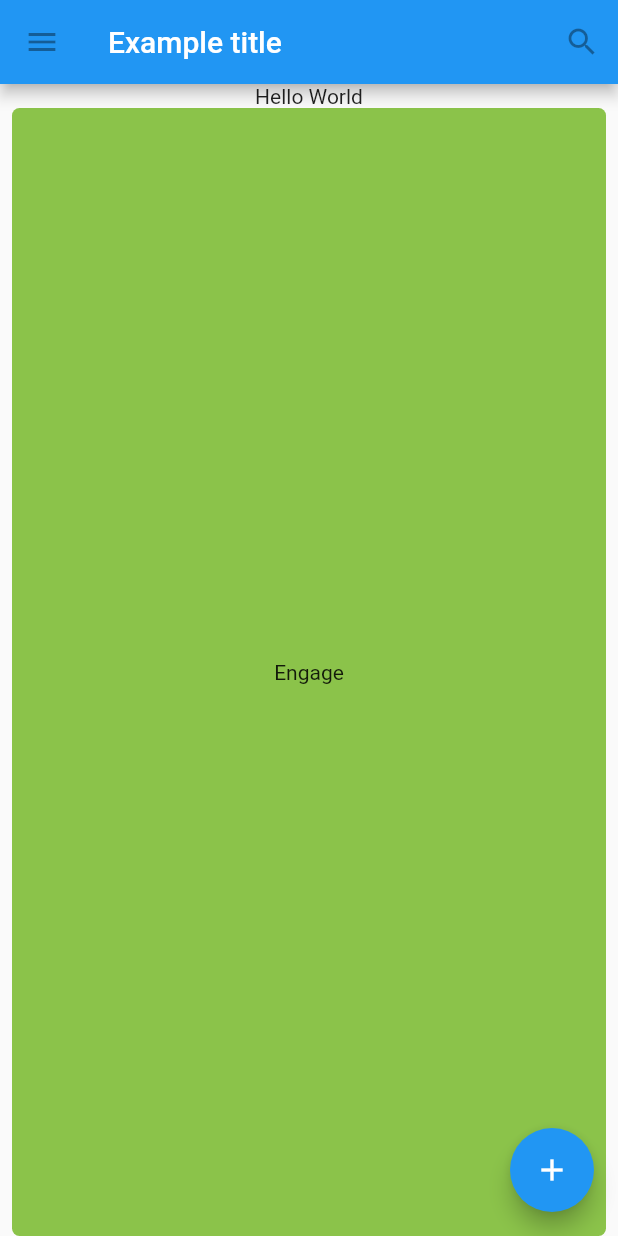
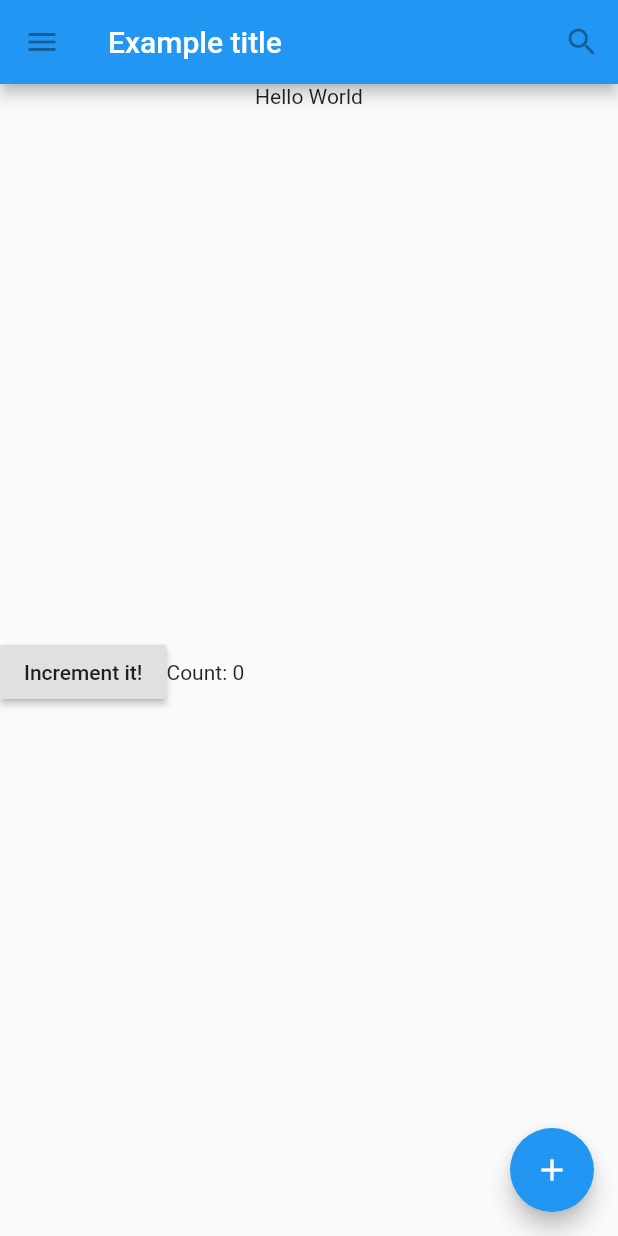
Before and after one commit to floreaadrian/Flutter-Projects, a Flutter app: the screen it shows after launch, on a phone screen of 412 x 824 dp. Run offline on Flutter 3.47's test engine with Material 2 defaults, Android fonts, the phone set to English and light mode, and no system bars.

Commit message:
added increment in the 2 methods

```diff
--- a/hello_world/lib/main.dart
+++ b/hello_world/lib/main.dart
@@ -25,7 +25,7 @@ class TutorialHome extends StatelessWidget {
       ),
       body: Center(
         child: Column(
-          children: <Widget>[Text('Hello World'), Expanded(child: MyButton())],
+          children: <Widget>[Text('Hello World'), Expanded(child: Counter())],
         ),
       ),
       floatingActionButton: FloatingActionButton(
@@ -57,3 +57,59 @@ class MyButton extends StatelessWidget {
         ));
   }
 }
+
+class CounterDisplay extends StatelessWidget {
+  CounterDisplay({this.count});
+
+  final int count;
+
+  @override
+  Widget build(BuildContext context) {
+    return Text('Count: $count');
+  }
+}
+
+class CounterIncrementor extends StatelessWidget {
+  CounterIncrementor({this.onPressed});
+
+  final VoidCallback onPressed;
+
+  @override
+  Widget build(BuildContext context) {
+    return RaisedButton(
+      onPressed: onPressed,
+      child: Text('Increment it!'),
+    );
+  }
+}
+
+class Counter extends StatefulWidget {
+  @override
+  _CounterState createState() => _CounterState();
+}
+
+class _CounterState extends State<Counter> {
+  int _counter = 0;
+
+  void _increment() {
+    setState(() {
+      this._counter++;
+    });
+  }
+
+  @override
+  Widget build(BuildContext context) {
+    return Row(
+      children: <Widget>[
+        // RaisedButton(onPressed: this._increment, child: Text('Increment')),
+        // Text('Count: $_counter')
+        CounterIncrementor(
+          onPressed: _increment,
+        ),
+        CounterDisplay(
+          count: _counter,
+        )
+      ],
+    );
+  }
+}
```
